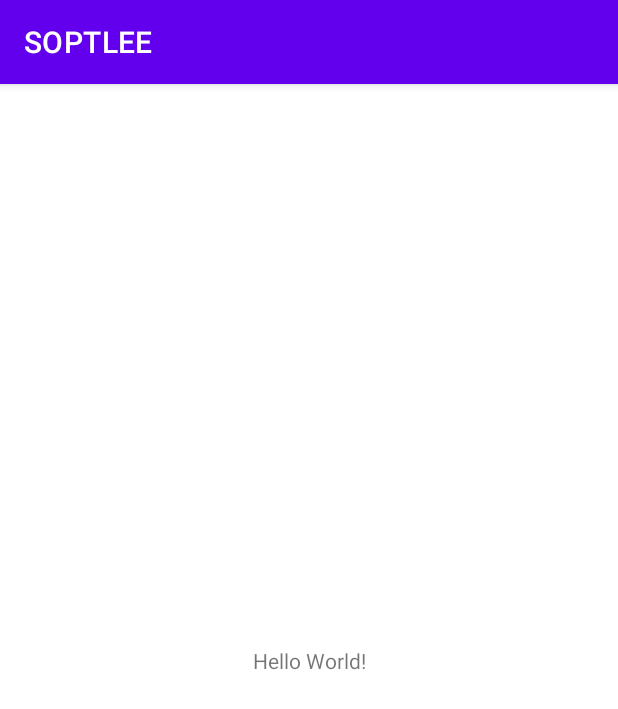
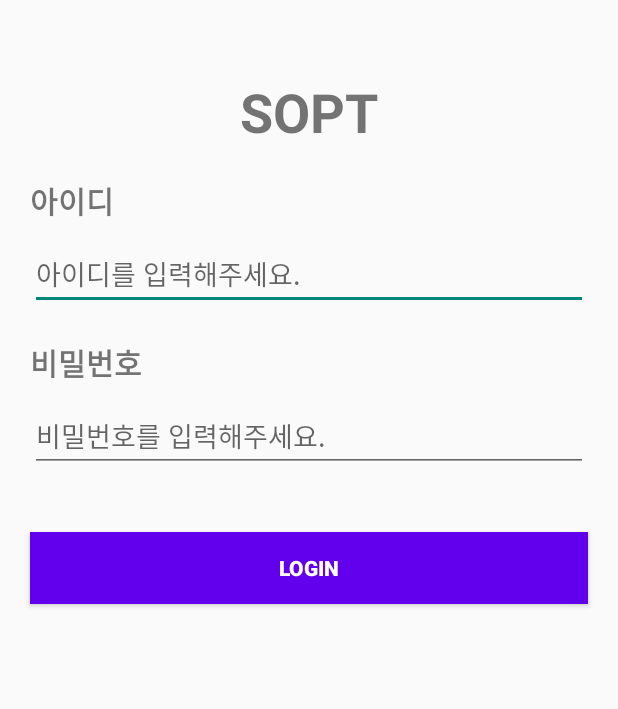
Before and after one commit to 30th-THE-SOPT-Android-Part/Android-JoonKyung, an Android app: the screen it shows after launch (MainActivity), on a phone screen of 412 x 824 dp. Shown: the top 709 px of the screen. Run offline under Robolectric (Android 15) with nearby library versions, the phone set to English and light mode, and no system bars.

Commit message:
feat: week1 실습 1

```diff
--- a/app/src/main/res/layout/activity_main.xml
+++ b/app/src/main/res/layout/activity_main.xml
@@ -7,12 +7,70 @@
     tools:context=".MainActivity">
 
     <TextView
+        android:id="@+id/main_logo_tv"
         android:layout_width="wrap_content"
         android:layout_height="wrap_content"
-        android:text="Hello World!"
-        app:layout_constraintBottom_toBottomOf="parent"
-        app:layout_constraintLeft_toLeftOf="parent"
-        app:layout_constraintRight_toRightOf="parent"
+        android:layout_marginTop="50dp"
+        android:text="SOPT"
+        android:textSize="36sp"
+        android:textStyle="bold"
+        app:layout_constraintEnd_toEndOf="parent"
+        app:layout_constraintStart_toStartOf="parent"
         app:layout_constraintTop_toTopOf="parent" />
 
+    <TextView
+        android:id="@+id/main_id_tv"
+        android:layout_width="wrap_content"
+        android:layout_height="wrap_content"
+        android:layout_marginStart="20dp"
+        android:layout_marginTop="20dp"
+        android:text="아이디"
+        android:textSize="20sp"
+        android:textStyle="bold"
+        app:layout_constraintStart_toStartOf="parent"
+        app:layout_constraintTop_toBottomOf="@id/main_logo_tv" />
+
+    <EditText
+        android:id="@+id/main_id_et"
+        android:layout_width="match_parent"
+        android:layout_height="wrap_content"
+        android:layout_marginHorizontal="20dp"
+        android:layout_marginTop="10dp"
+        android:hint="아이디를 입력해주세요."
+        app:layout_constraintTop_toBottomOf="@id/main_id_tv" />
+
+    <TextView
+        android:id="@+id/main_password_tv"
+        android:layout_width="wrap_content"
+        android:layout_height="wrap_content"
+        android:layout_marginStart="20dp"
+        android:layout_marginTop="20dp"
+        android:text="비밀번호"
+        android:textSize="20sp"
+        android:textStyle="bold"
+        app:layout_constraintStart_toStartOf="parent"
+        app:layout_constraintTop_toBottomOf="@id/main_id_et" />
+
+    <EditText
+        android:id="@+id/main_password_et"
+        android:layout_width="match_parent"
+        android:layout_height="wrap_content"
+        android:layout_marginHorizontal="20dp"
+        android:layout_marginTop="10dp"
+        android:hint="비밀번호를 입력해주세요."
+        app:layout_constraintTop_toBottomOf="@id/main_password_tv" />
+
+    <Button
+        android:id="@+id/main_login_bt"
+        android:layout_width="match_parent"
+        android:layout_height="wrap_content"
+        android:layout_marginHorizontal="20dp"
+        android:background="#6200EE"
+        android:layout_marginTop="40dp"
+        android:text="LOGIN"
+        android:textColor="@color/white"
+        android:textStyle="bold"
+        app:layout_constraintTop_toBottomOf="@id/main_password_et" />
+
+
 </androidx.constraintlayout.widget.ConstraintLayout>
--- a/app/src/main/res/values-night/themes.xml
+++ b/app/src/main/res/values-night/themes.xml
@@ -1,7 +1,8 @@
 <resources xmlns:tools="http://schemas.android.com/tools">
     <!-- Base application theme. -->
-    <style name="Theme.SOPTLEE" parent="Theme.MaterialComponents.DayNight.DarkActionBar">
+    <style name="Theme.SOPTLEE" parent="Theme.AppCompat.Light">
         <!-- Primary brand color. -->
+        <item name="windowNoTitle">true</item>
         <item name="colorPrimary">@color/purple_200</item>
         <item name="colorPrimaryVariant">@color/purple_700</item>
         <item name="colorOnPrimary">@color/black</item>
--- a/app/src/main/res/values/themes.xml
+++ b/app/src/main/res/values/themes.xml
@@ -1,7 +1,8 @@
 <resources xmlns:tools="http://schemas.android.com/tools">
     <!-- Base application theme. -->
-    <style name="Theme.SOPTLEE" parent="Theme.MaterialComponents.DayNight.DarkActionBar">
+    <style name="Theme.SOPTLEE" parent="Theme.AppCompat.Light">
         <!-- Primary brand color. -->
+        <item name="windowNoTitle">true</item>
         <item name="colorPrimary">@color/purple_500</item>
         <item name="colorPrimaryVariant">@color/purple_700</item>
         <item name="colorOnPrimary">@color/white</item>
```
